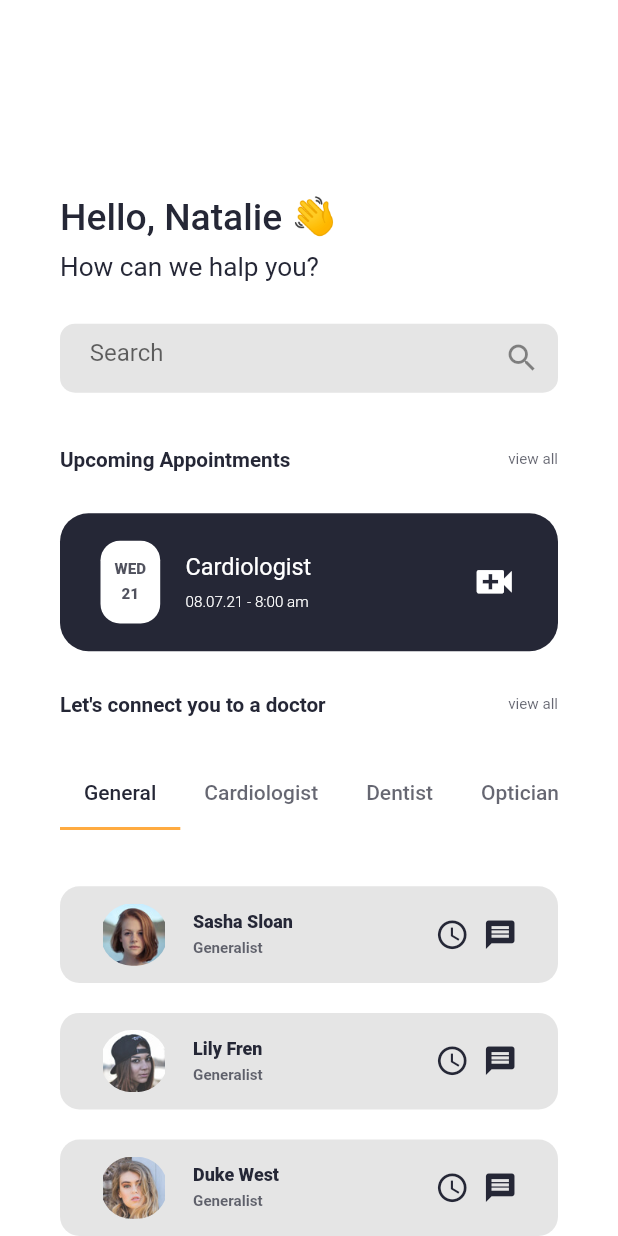
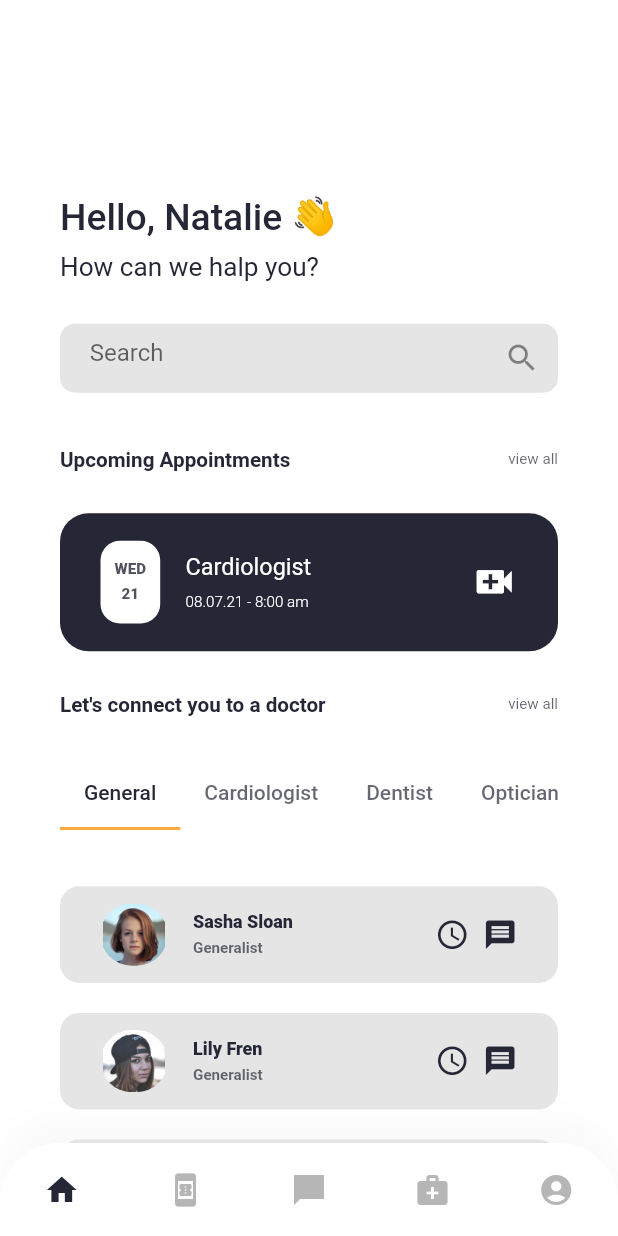
Before and after one commit to GENESDEMON/Telecare, a Flutter app: the Dashboard screen opened by its route, on a phone screen of 412 x 824 dp. Run offline on Flutter 3.47's test engine with Material 2 defaults, Android fonts, the phone set to English and light mode, and no system bars; our stand-ins replace font_awesome_flutter, google_fonts.

Commit message:
custom bottom navigation bar added

```diff
--- /dev/null
+++ b/lib/components/bottom_nav.dart
@@ -0,0 +1,84 @@
+import 'package:flutter/material.dart';
+import 'package:telecare/enum.dart';
+import 'package:telecare/utils/colours.dart';
+
+class CustomBottomNav extends StatelessWidget {
+  const CustomBottomNav({
+    Key key,
+    @required this.selectedMenu,
+  }) : super(key: key);
+
+  final Menu selectedMenu;
+  @override
+  Widget build(BuildContext context) {
+    final Color inActiveIconColor = Color(0xFFB6B6B6);
+    return Container(
+      padding: EdgeInsets.symmetric(vertical: 7),
+      decoration: BoxDecoration(
+        color: Colors.white,
+        boxShadow: [
+          BoxShadow(
+            offset: Offset(0, -15),
+            blurRadius: 20,
+            color: Color(0xFFDADADA).withOpacity(0.15),
+          ),
+        ],
+        borderRadius: BorderRadius.only(
+          topLeft: Radius.circular(40),
+          topRight: Radius.circular(40),
+        ),
+      ),
+      child: SafeArea(
+          top: false,
+          child: Row(
+            mainAxisAlignment: MainAxisAlignment.spaceAround,
+            children: [
+              IconButton(
+                icon: Icon(
+                  Icons.home,
+                  color: Menu.home == selectedMenu ? CMAIN : inActiveIconColor,
+                ),
+                onPressed: () =>
+                    Navigator.pushReplacementNamed(context, '/dashboard'),
+              ),
+              IconButton(
+                icon: Icon(
+                  Icons.book_online,
+                  color:
+                      Menu.bookings == selectedMenu ? CMAIN : inActiveIconColor,
+                ),
+                onPressed: () =>
+                    Navigator.pushReplacementNamed(context, '/bookings'),
+              ),
+              IconButton(
+                icon: Icon(
+                  Icons.messenger_sharp,
+                  color: Menu.chat == selectedMenu ? CMAIN : inActiveIconColor,
+                ),
+                onPressed: () =>
+                    Navigator.pushReplacementNamed(context, '/chat'),
+              ),
+              IconButton(
+                icon: Icon(
+                  Icons.medical_services,
+                  color: Menu.prescriptions == selectedMenu
+                      ? CMAIN
+                      : inActiveIconColor,
+                ),
+                onPressed: () =>
+                    Navigator.pushReplacementNamed(context, '/prescriptions'),
+              ),
+              IconButton(
+                icon: Icon(
+                  Icons.account_circle,
+                  color:
+                      Menu.profile == selectedMenu ? CMAIN : inActiveIconColor,
+                ),
+                onPressed: () =>
+                    Navigator.pushReplacementNamed(context, '/you'),
+              ),
+            ],
+          )),
+    );
+  }
+}
--- /dev/null
+++ b/lib/enum.dart
@@ -0,0 +1 @@
+enum Menu { home, bookings, prescriptions, chat, profile }
--- a/lib/routes.dart
+++ b/lib/routes.dart
@@ -2,6 +2,7 @@ import 'package:flutter/material.dart';
 import 'package:telecare/views/auth/sign.dart';
 import 'package:telecare/views/auth/splash.dart';
 import 'package:telecare/views/tabs/bookings.dart';
+import 'package:telecare/views/tabs/chat.dart';
 import 'package:telecare/views/tabs/dashboard.dart';
 import 'package:telecare/views/tabs/doctors.dart';
 import 'package:telecare/views/tabs/prescriptions.dart';
@@ -14,5 +15,6 @@ var routes = <String, WidgetBuilder>{
   '/bookings': (BuildContext context) => new Bookings(),
   '/doctors': (BuildContext context) => new Doctor(),
   '/prescriptions': (BuildContext context) => new Prescriptions(),
+  '/chat': (BuildContext context) => new Chat(),
   '/you': (BuildContext context) => new You(),
 };
--- /dev/null
+++ b/lib/views/tabs/chat.dart
@@ -0,0 +1,8 @@
+import 'package:flutter/material.dart';
+
+class Chat extends StatelessWidget {
+  @override
+  Widget build(BuildContext context) {
+    return Container();
+  }
+}
--- a/lib/views/tabs/dashboard.dart
+++ b/lib/views/tabs/dashboard.dart
@@ -1,7 +1,9 @@
 import 'package:flutter/material.dart';
 import 'package:google_fonts/google_fonts.dart';
+import 'package:telecare/components/bottom_nav.dart';
 import 'package:telecare/components/doc_card.dart';
 import 'package:telecare/components/search.dart';
+import 'package:telecare/enum.dart';
 import 'package:telecare/models/doctor.dart';
 import 'package:telecare/size_config.dart';
 import 'package:telecare/utils/colours.dart';
@@ -210,47 +212,57 @@ class Dashboard extends StatelessWidget {
                                 ],
                               ),
                             ),
-                          Column(
+                            SingleChildScrollView(
+                              child: Column(
                                 children: [
                                   SizedBox(height: getScreenHeight(30)),
                                   ...List.generate(
                                     doctores.length,
                                     (index) {
-                                  if (doctores[index].role == 'Cardiologist')
-                                    return DoctorCard(doctor: doctores[index]);
+                                      if (doctores[index].role ==
+                                          'Cardiologist')
+                                        return DoctorCard(
+                                            doctor: doctores[index]);
                                       return SizedBox
                                           .shrink(); // here by default width and height is 0
                                     },
                                   ),
                                 ],
                               ),
-                          Column(
+                            ),
+                            SingleChildScrollView(
+                              child: Column(
                                 children: [
                                   SizedBox(height: getScreenHeight(30)),
                                   ...List.generate(
                                     doctores.length,
                                     (index) {
                                       if (doctores[index].role == 'Dentist')
-                                    return DoctorCard(doctor: doctores[index]);
+                                        return DoctorCard(
+                                            doctor: doctores[index]);
                                       return SizedBox
                                           .shrink(); // here by default width and height is 0
                                     },
                                   ),
                                 ],
                               ),
-                          Column(
+                            ),
+                            SingleChildScrollView(
+                              child: Column(
                                 children: [
                                   SizedBox(height: getScreenHeight(30)),
                                   ...List.generate(
                                     doctores.length,
                                     (index) {
                                       if (doctores[index].role == 'Optician')
-                                    return DoctorCard(doctor: doctores[index]);
+                                        return DoctorCard(
+                                            doctor: doctores[index]);
                                       return SizedBox
                                           .shrink(); // here by default width and height is 0
                                     },
                                   ),
                                 ],
+                              ),
                             ),
                           ],
                         ),
@@ -262,6 +274,6 @@ class Dashboard extends StatelessWidget {
             ],
           ),
         ),
-    );
+        bottomNavigationBar: CustomBottomNav(selectedMenu: Menu.home));
   }
 }
```
Lines whose indentation alone changed are shown as unchanged.
